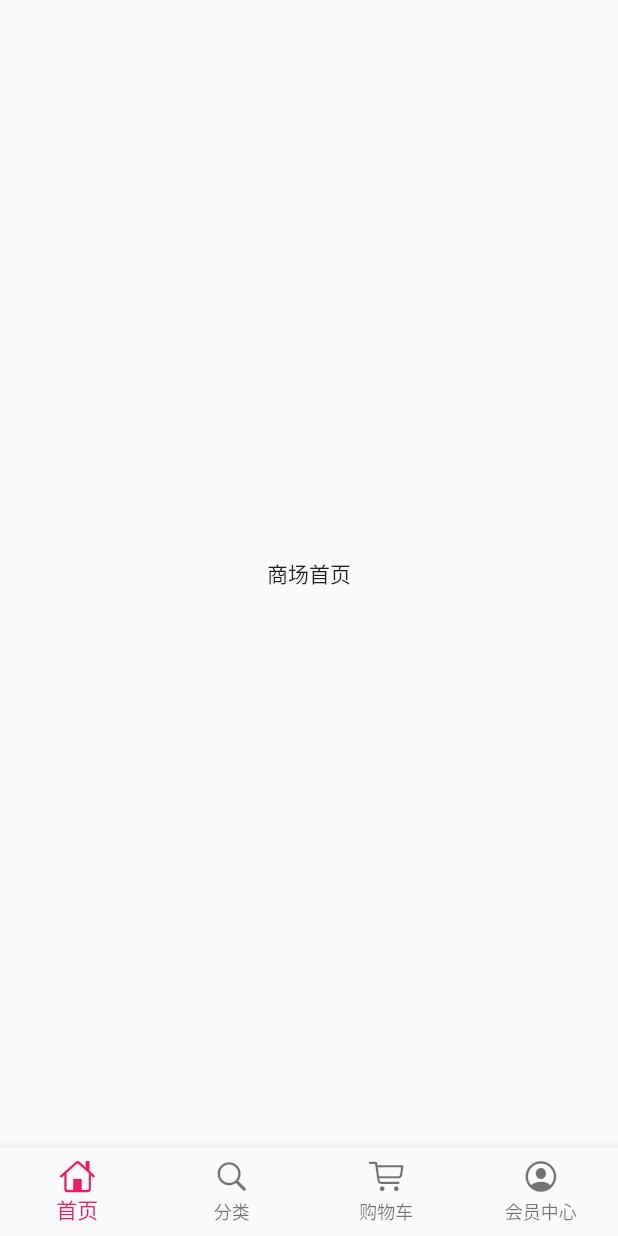
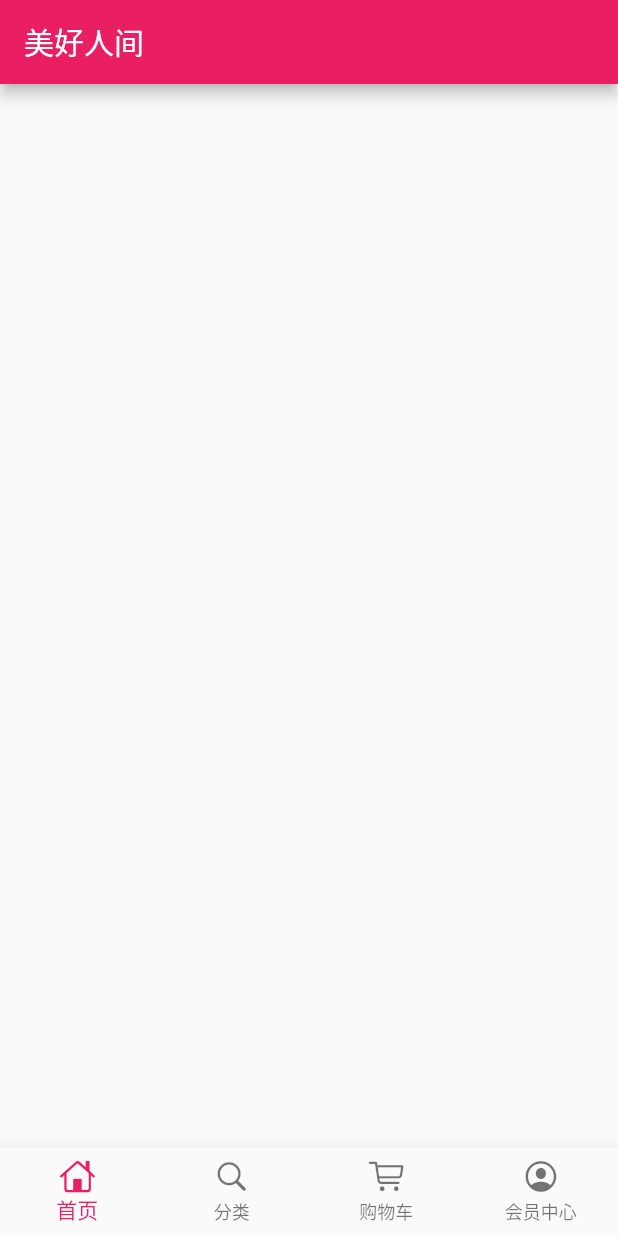
Before and after one commit to ChaoBoyan/FlutterProject, a Flutter app: the screen it shows after launch, on a phone screen of 412 x 824 dp. Run offline on Flutter 3.47's test engine with Material 2 defaults, Android fonts, the phone set to English and light mode, and no system bars; our stand-ins replace dio, flutter_swiper.

Commit message:
测试 dio,添加 flutter_swiper

```diff
--- a/flutter_shop/lib/main.dart
+++ b/flutter_shop/lib/main.dart
@@ -1,6 +1,5 @@
 import 'package:flutter/material.dart';
 import 'package:fluttershop/pages/index_page.dart';
-
 void main() => runApp(MyApp());
 
 class MyApp extends StatelessWidget {
--- a/flutter_shop/lib/pages/category_page.dart
+++ b/flutter_shop/lib/pages/category_page.dart
@@ -1,11 +1,12 @@
 import 'package:flutter/material.dart';
+import 'package:flutter/cupertino.dart';
 
 class CategoryPage extends StatelessWidget {
   @override
   Widget build(BuildContext context) {
     return Scaffold(
       body: Center(
-        child: Text("分类首页"),
+        child: Text("分类"),
       ),
     );
   }
--- a/flutter_shop/lib/pages/home_page.dart
+++ b/flutter_shop/lib/pages/home_page.dart
@@ -1,11 +1,27 @@
+import 'dart:convert';
+import 'dart:io';
 import 'package:flutter/material.dart';
+import 'package:fluttershop/service/service_method.dart';
+import '../config/Config.dart';
+import 'package:dio/dio.dart';
+import 'package:flutter_swiper/flutter_swiper.dart';
 
-class HomePage extends StatelessWidget {
+class HomePage extends StatefulWidget {
+  _HomePageState createState() => _HomePageState();
+}
+
+class _HomePageState extends State<HomePage> {
+
   @override
   Widget build(BuildContext context) {
-    return Scaffold(
-      body: Center(
-        child: Text("商场首页"),
+    return Container(
+      child: Scaffold(
+          appBar: AppBar(
+            title: Text('美好人间'),
+          ),
+          body: Container(
+
+          )
       ),
     );
   }
--- a/flutter_shop/lib/pages/index_page.dart
+++ b/flutter_shop/lib/pages/index_page.dart
@@ -1,5 +1,6 @@
 import 'package:flutter/material.dart';
 import 'package:flutter/cupertino.dart';
+import 'package:fluttershop/pages/category_page.dart';
 import 'home_page.dart';
 import 'member_page.dart';
 import 'cart_page.dart';
@@ -34,7 +35,7 @@ class _IndexPageState extends State<IndexPage> {
 
   final List tabBodies = [
     HomePage(),
-    CartPage(),
+    CategoryPage(),
     CartPage(),
     MemberPage()
   ];
--- a/flutter_shop/pubspec.yaml
+++ b/flutter_shop/pubspec.yaml
@@ -20,6 +20,8 @@ dependencies:
   flutter:
     sdk: flutter
 
+  dio: ^3.0.9
+  flutter_swiper: ^1.1.6
   # The following adds the Cupertino Icons font to your application.
   # Use with the CupertinoIcons class for iOS style icons.
   cupertino_icons: ^0.1.2
```
Also changed, not shown: flutter_shop/lib/config/Config.dart (added, +10 -0 lines), flutter_shop/lib/service/service_method.dart (added, +28 -0 lines), flutter_shop/pubspec.lock.
